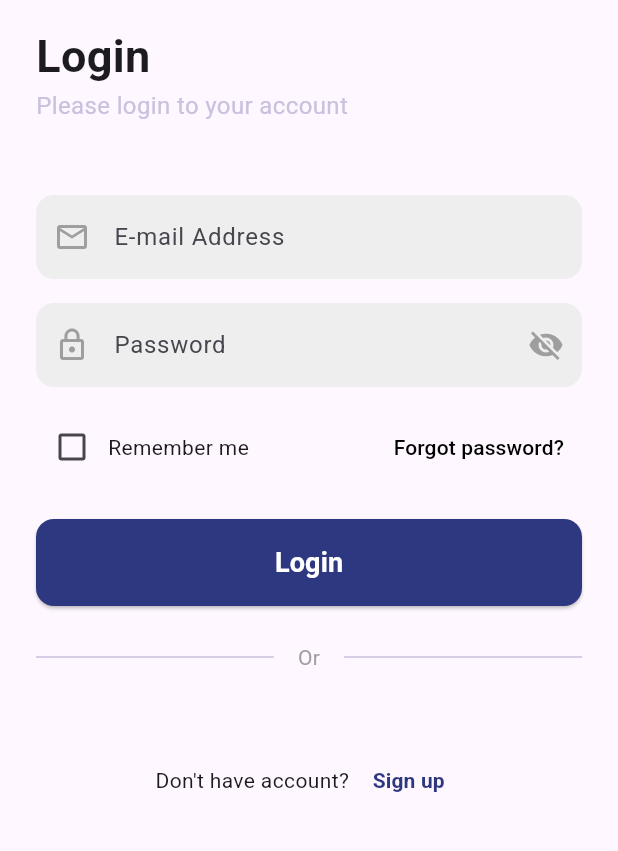
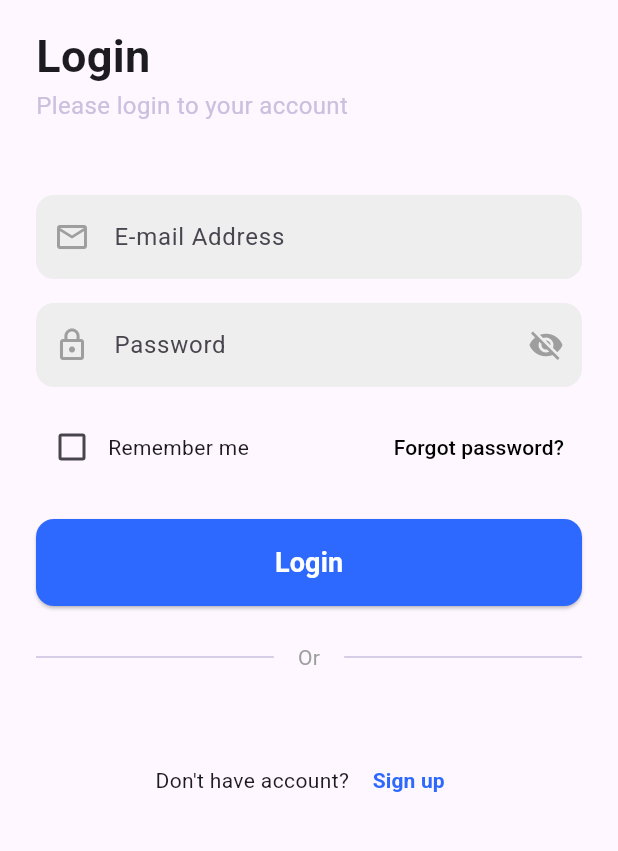
Before and after one commit to Radosetra/FlutterChat, a Flutter app: the screen it shows after launch, on a phone screen of 412 x 824 dp, the part 111-962 px from its top. Run offline on Flutter 3.47's test engine with Material 3 defaults, Android fonts, the phone set to English and light mode, and no system bars; our stand-ins replace auto_route, flutter_riverpod, flutter_svg, socket_io_client, stylish_bottom_bar; accounts and stored records are empty; network calls fail.

Commit message:
refactor: change primary color

```diff
--- a/lib/styles/colors.dart
+++ b/lib/styles/colors.dart
@@ -3,7 +3,7 @@ import 'package:flutter/material.dart';
 class MyChatColors {
   static const blue = Color(0xFFA0CDED);
   static const secondary = Color(0xFFCBE9FF); // ligthblue
-  static const primary = Color(0xFF2D3880); // darkblue
+  static const primary = Color(0xFF2E69FF); // darkblue
   static const yellow = Color(0xFFFEFFC2);
   static const darkyellow = Color(0xFFFEFFC2);
   static const orange = Color(0xFFF8D0A3);
```
